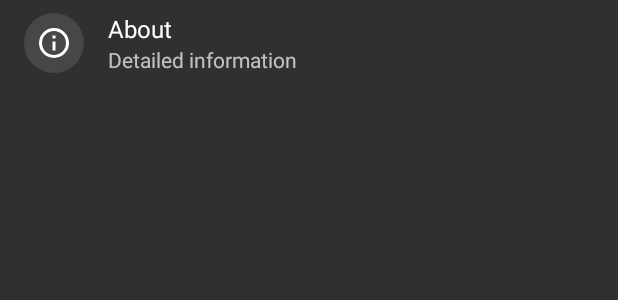
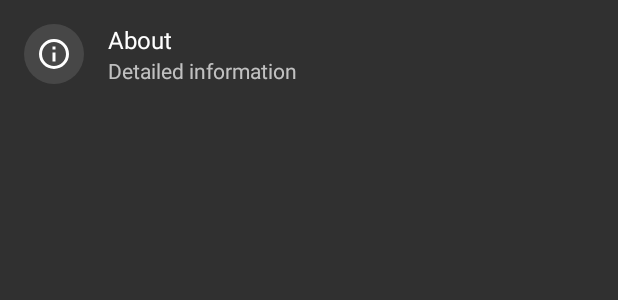
Before and after one commit to AChep/horlogo, an Android app: the layout item_config.xml on its own in the app's theme, with its tools: preview values and no code run, on a phone screen of 412 x 824 dp. Shown: the top 300 px of the screen. Run offline under Robolectric (Android 15) with nearby library versions, the phone set to English and light mode, and no system bars.

Commit message:
Increase min_height of config items on mobile to 72dp

```diff
--- a/mobile/src/main/res/layout/item_config.xml
+++ b/mobile/src/main/res/layout/item_config.xml
@@ -5,7 +5,7 @@
     android:layout_width="match_parent"
     android:layout_height="wrap_content"
     android:foreground="?android:selectableItemBackground"
-    android:minHeight="56dp"
+    android:minHeight="72dp"
     android:paddingTop="8dp"
     android:paddingBottom="8dp">
 
```
